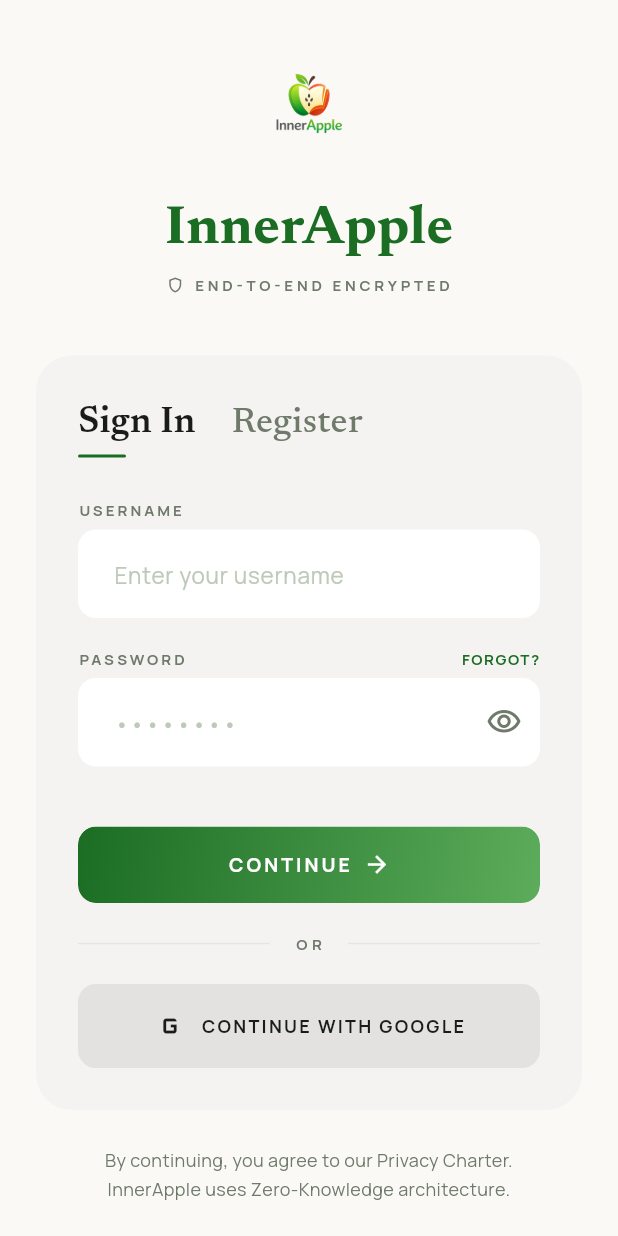
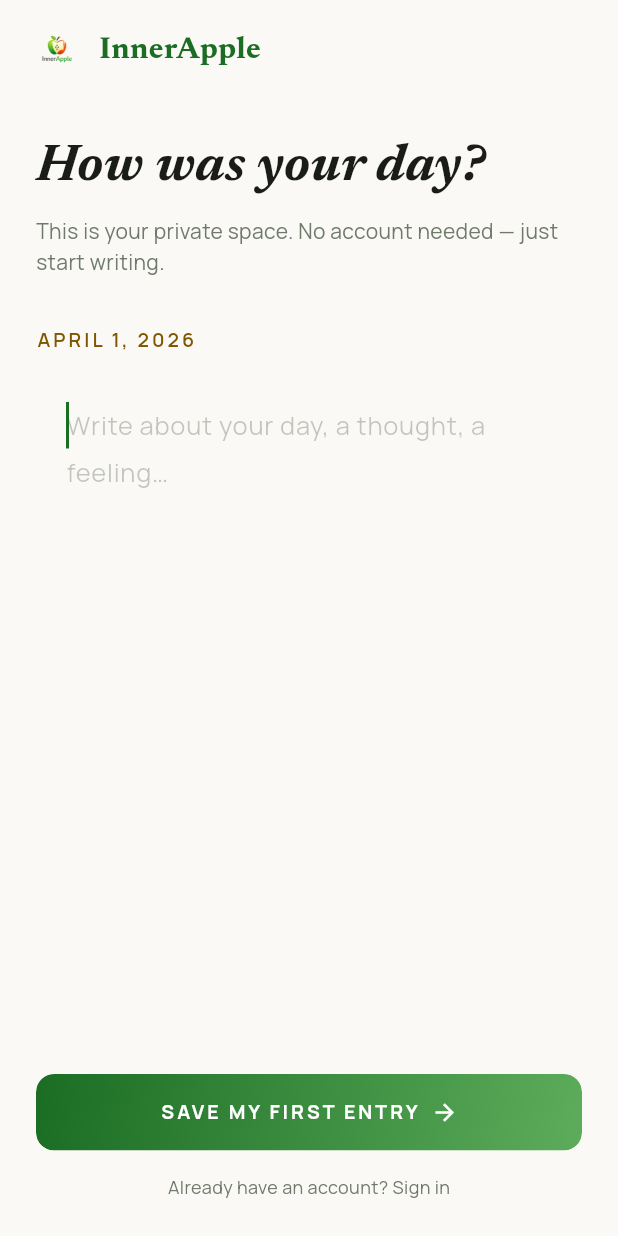
Before and after one commit to afonsomota/e2ee-journal, a Flutter app: the screen it shows after launch, on a phone screen of 412 x 824 dp. Run offline on Flutter 3.47's test engine with Material 3 defaults, Android fonts, the phone set to English and light mode, and no system bars; our stand-ins replace dio, flutter_secure_storage, google_fonts, shared_preferences; missing offline and left inert: flutter_concrete, sodium; accounts and stored records are empty.

Commit message:
feat(journal_app): add offline-first local mode with onboarding
Allow users to start journaling immediately without creating an account.
After the splash screen, new users see a warm onboarding screen that
invites them to write about their day. Entries are stored locally on
device via SharedPreferences. After saving their first entry, a dialog
encourages registration for cross-device sync, sharing, and end-to-end
encryption — without being pushy.

Key changes:
- New LocalStorageService for persisting entries as JSON locally
- AuthService gains isOfflineMode flag (persisted across restarts)
- JournalService supports dual-mode CRUD (local vs server-backed)
- OnboardingScreen: first-entry prompt with "Already have an account?"
- Registration encouragement dialog with customer-focused copy
- JournalListScreen: "Stored on device" label, "Sign Up" button,
  hide "Shared with Me" tab in offline mode
- EntryEditorScreen: "Local Entry" pill, routes saves to local storage
- EntryDetailScreen: hide share button, use local delete in offline mode

https://claude.ai/code/session_01S3h6qyeQuzdCs3voA3vP5b

```diff
--- a/journal_app/lib/main.dart
+++ b/journal_app/lib/main.dart
@@ -5,8 +5,10 @@ import 'services/auth_service.dart';
 import 'services/emotion_service.dart';
 import 'services/journal_service.dart';
 import 'services/crypto_service.dart';
+import 'services/local_storage_service.dart';
 import 'screens/auth_screen.dart';
 import 'screens/journal_list_screen.dart';
+import 'screens/onboarding_screen.dart';
 import 'screens/splash_screen.dart';
 import 'theme.dart';
 
@@ -54,17 +56,53 @@ class _AppRoot extends StatefulWidget {
 
 class _AppRootState extends State<_AppRoot> {
   bool _showSplash = true;
+  bool _initializing = true;
+  bool _onboardingCompleted = false;
+
+  Future<void> _initAfterSplash() async {
+    final auth = context.read<AuthService>();
+    final crypto = context.read<CryptoService>();
+
+    await auth.tryRestoreSession(crypto);
+
+    final localStorage = LocalStorageService();
+    _onboardingCompleted = await localStorage.isOnboardingCompleted();
+
+    if (mounted) {
+      setState(() => _initializing = false);
+    }
+  }
 
   @override
   Widget build(BuildContext context) {
     if (_showSplash) {
       return SplashScreen(
-        onComplete: () => setState(() => _showSplash = false),
+        onComplete: () {
+          setState(() => _showSplash = false);
+          _initAfterSplash();
+        },
+      );
+    }
+
+    if (_initializing) {
+      return const Scaffold(
+        body: Center(
+          child: CircularProgressIndicator(),
+        ),
       );
     }
 
     final auth = context.watch<AuthService>();
+
+    // Logged-in user → server-backed journal
     if (auth.isLoggedIn) return const JournalListScreen();
-    return const AuthScreen();
+
+    // Offline user who completed onboarding → local journal
+    if (auth.isOfflineMode && _onboardingCompleted) {
+      return const JournalListScreen();
+    }
+
+    // First launch → onboarding (write first entry)
+    return const OnboardingScreen();
   }
 }
--- /dev/null
+++ b/journal_app/lib/screens/onboarding_screen.dart
@@ -0,0 +1,385 @@
+// screens/onboarding_screen.dart
+//
+// First-launch experience.  No login required — the user writes their
+// first journal entry immediately.  After saving, a warm dialog
+// encourages account creation for cross-device sync and sharing.
+
+import 'package:flutter/material.dart';
+import 'package:google_fonts/google_fonts.dart';
+import 'package:provider/provider.dart';
+
+import '../services/auth_service.dart';
+import '../services/journal_service.dart';
+import '../services/local_storage_service.dart';
+import '../theme.dart';
+import 'auth_screen.dart';
+
+class OnboardingScreen extends StatefulWidget {
+  const OnboardingScreen({super.key});
+
+  @override
+  State<OnboardingScreen> createState() => _OnboardingScreenState();
+}
+
+class _OnboardingScreenState extends State<OnboardingScreen> {
+  final _ctrl = TextEditingController();
+  bool _saving = false;
+
+  @override
+  void dispose() {
+    _ctrl.dispose();
+    super.dispose();
+  }
+
+  Future<void> _saveFirstEntry() async {
+    final content = _ctrl.text.trim();
+    if (content.isEmpty) {
+      ScaffoldMessenger.of(context).showSnackBar(
+        const SnackBar(content: Text('Write something before saving')),
+      );
+      return;
+    }
+
+    setState(() => _saving = true);
+
+    final auth = context.read<AuthService>();
+    final journal = context.read<JournalService>();
+    final localStorage = LocalStorageService();
+
+    // Enter offline mode and persist onboarding state.
+    await auth.enterOfflineMode();
+    await localStorage.setOnboardingCompleted(true);
+
+    // Create the first local entry.
+    await journal.createEntryLocal(content);
+
+    if (!mounted) return;
+    setState(() => _saving = false);
+
+    // Show the registration encouragement dialog.
+    await _showRegistrationDialog();
+  }
+
+  Future<void> _showRegistrationDialog() async {
+    if (!mounted) return;
+
+    final wantsAccount = await showDialog<bool>(
+      context: context,
+      barrierDismissible: false,
+      builder: (ctx) => const _RegistrationEncouragementDialog(),
+    );
+
+    if (!mounted) return;
+
+    if (wantsAccount == true) {
+      Navigator.pushReplacement(
+        context,
+        MaterialPageRoute(builder: (_) => const AuthScreen()),
+      );
+    }
+    // If "Maybe later" — _AppRoot will rebuild to show JournalListScreen
+    // because auth.isOfflineMode is now true and onboarding is completed.
+  }
+
+  void _goToSignIn() {
+    Navigator.push(
+      context,
+      MaterialPageRoute(builder: (_) => const AuthScreen()),
+    );
+  }
+
+  @override
+  Widget build(BuildContext context) {
+    return Scaffold(
+      backgroundColor: AppColors.background,
+      body: SafeArea(
+        child: Column(
+          children: [
+            // ── Top bar with branding ──
+            Padding(
+              padding: const EdgeInsets.fromLTRB(20, 16, 20, 0),
+              child: Row(
+                children: [
+                  Image.asset('assets/logo.png', width: 36, height: 36),
+                  const SizedBox(width: 10),
+                  Text(
+                    'InnerApple',
+                    style: GoogleFonts.newsreader(
+                      fontSize: 20,
+                      fontWeight: FontWeight.w700,
+                      color: AppColors.primary,
+                    ),
+                  ),
+                ],
+              ),
+            ),
+
+            // ── Content ──
+            Expanded(
+              child: SingleChildScrollView(
+                padding: const EdgeInsets.fromLTRB(24, 40, 24, 24),
+                child: Column(
+                  crossAxisAlignment: CrossAxisAlignment.start,
+                  children: [
+                    // Headline
+                    Text(
+                      'How was your day?',
+                      style: GoogleFonts.newsreader(
+                        fontSize: 34,
+                        fontWeight: FontWeight.w700,
+                        fontStyle: FontStyle.italic,
+                        color: AppColors.onSurface,
+                        height: 1.15,
+                      ),
+                    ),
+                    const SizedBox(height: 12),
+
+                    // Subtext
+                    Text(
+                      'This is your private space. No account needed\u00a0\u2014 '
+                      'just start writing.',
+                      style: AppTypography.bodyMedium.copyWith(
+                        color: AppColors.outline,
+                        height: 1.5,
+                      ),
+                    ),
+                    const SizedBox(height: 32),
+
+                    // Date label
+                    Text(
+                      _formatDate(DateTime.now()).toUpperCase(),
+                      style: GoogleFonts.manrope(
+                        fontSize: 13,
+                        fontWeight: FontWeight.w600,
+                        letterSpacing: 2.0,
+                        color: AppColors.tertiary,
+                      ),
+                    ),
+                    const SizedBox(height: 16),
+
+                    // Text field
+                    Container(
+                      constraints: const BoxConstraints(minHeight: 200),
+                      child: TextField(
+                        controller: _ctrl,
+                        maxLines: null,
+                        decoration: InputDecoration(
+                          hintText:
+                              'Write about your day, a thought, a feeling\u2026',
+                          border: InputBorder.none,
+                          enabledBorder: InputBorder.none,
+                          focusedBorder: InputBorder.none,
+                          filled: false,
+                          hintStyle: GoogleFonts.manrope(
+                            fontSize: 17,
+                            color: AppColors.onSurfaceVariant
+                                .withValues(alpha: 0.3),
+                          ),
+                        ),
+                        style: GoogleFonts.manrope(
+                          fontSize: 17,
+                          height: 1.8,
+                          color: AppColors.onSurfaceVariant,
+                        ),
+                        autofocus: true,
+                      ),
+                    ),
+                  ],
+                ),
+              ),
+            ),
+
+            // ── Bottom section ──
+            Padding(
+              padding: const EdgeInsets.fromLTRB(24, 0, 24, 24),
+              child: Column(
+                children: [
+                  // Save button
+                  SizedBox(
+                    width: double.infinity,
+                    child: _saving
+                        ? const Center(
+                            child: Padding(
+                              padding: EdgeInsets.symmetric(vertical: 16),
+                              child: CircularProgressIndicator(
+                                color: AppColors.primary,
+                              ),
+                            ),
+                          )
+                        : _GradientButton(
+                            label: 'SAVE MY FIRST ENTRY',
+                            icon: Icons.arrow_forward,
+                            onPressed: _saveFirstEntry,
+                          ),
+                  ),
+                  const SizedBox(height: 16),
+
+                  // Sign-in link
+                  GestureDetector(
+                    onTap: _goToSignIn,
+                    child: Text(
+                      'Already have an account? Sign in',
+                      style: AppTypography.bodySmall.copyWith(
+                        color: AppColors.outline,
+                      ),
+                    ),
+                  ),
+                ],
+              ),
+            ),
+          ],
+        ),
+      ),
+    );
+  }
+
+  String _formatDate(DateTime dt) {
+    const months = [
+      'January', 'February', 'March', 'April', 'May', 'June',
+      'July', 'August', 'September', 'October', 'November', 'December',
+    ];
+    return '${months[dt.month - 1]} ${dt.day}, ${dt.year}';
+  }
+}
+
+// ── Registration Encouragement Dialog ──
+
+class _RegistrationEncouragementDialog extends StatelessWidget {
+  const _RegistrationEncouragementDialog();
+
+  @override
+  Widget build(BuildContext context) {
+    return Dialog(
+      shape: RoundedRectangleBorder(borderRadius: BorderRadius.circular(24)),
+      child: Padding(
+        padding: const EdgeInsets.all(28),
+        child: Column(
+          mainAxisSize: MainAxisSize.min,
+          children: [
+            // Icon
+            Container(
+              width: 56,
+              height: 56,
+              decoration: BoxDecoration(
+                color: AppColors.primaryContainer.withValues(alpha: 0.2),
+                shape: BoxShape.circle,
+              ),
+              child: const Icon(
+                Icons.cloud_sync_outlined,
+                size: 28,
+                color: AppColors.primary,
+              ),
+            ),
+            const SizedBox(height: 20),
+
+            // Headline
+            Text(
+              'Your words are safe here',
+              textAlign: TextAlign.center,
+              style: GoogleFonts.newsreader(
+                fontSize: 24,
+                fontWeight: FontWeight.w700,
+                fontStyle: FontStyle.italic,
+                color: AppColors.onSurface,
+              ),
+            ),
+            const SizedBox(height: 12),
+
+            // Body
+            Text(
+              'Right now your journal lives only on this device. '
+              'Create a free account to sync your entries across all '
+              'your devices, share thoughts with trusted people, and '
+              'protect everything with end-to-end encryption\u00a0\u2014 '
+              'so only you can read what you write.',
+              textAlign: TextAlign.center,
+              style: AppTypography.bodyMedium.copyWith(height: 1.6),
+            ),
+            const SizedBox(height: 24),
+
+            // Primary action
+            SizedBox(
+              width: double.infinity,
+              child: _GradientButton(
+                label: 'CREATE FREE ACCOUNT',
+                icon: Icons.person_add_outlined,
+                onPressed: () => Navigator.pop(context, true),
+              ),
+            ),
+            const SizedBox(height: 8),
+
+            // Secondary action
+            SizedBox(
+              width: double.infinity,
+              child: TextButton(
+                onPressed: () => Navigator.pop(context, false),
+                child: Text(
+                  'Maybe later',
+                  style: GoogleFonts.manrope(
+                    fontSize: 13,
+                    fontWeight: FontWeight.w700,
+                    color: AppColors.outline,
+                  ),
+                ),
+              ),
+            ),
+          ],
+        ),
+      ),
+    );
+  }
+}
+
+// ── Gradient Button (reused pattern) ──
+
+class _GradientButton extends StatelessWidget {
+  final String label;
+  final IconData icon;
+  final VoidCallback? onPressed;
+
+  const _GradientButton({
+    required this.label,
+    required this.icon,
+    this.onPressed,
+  });
+
+  @override
+  Widget build(BuildContext context) {
+    return Material(
+      borderRadius: BorderRadius.circular(12),
+      clipBehavior: Clip.antiAlias,
+      child: InkWell(
+        onTap: onPressed,
+        child: Ink(
+          decoration: BoxDecoration(
+            gradient: const LinearGradient(
+              begin: Alignment.topLeft,
+              end: Alignment.bottomRight,
+              colors: [AppColors.primary, AppColors.primaryContainer],
+            ),
+            borderRadius: BorderRadius.circular(12),
+          ),
+          child: Padding(
+            padding: const EdgeInsets.symmetric(vertical: 16),
+            child: Row(
+              mainAxisAlignment: MainAxisAlignment.center,
+              children: [
+                Text(
+                  label,
+                  style: GoogleFonts.manrope(
+                    fontSize: 13,
+                    fontWeight: FontWeight.w700,
+                    letterSpacing: 2.0,
+                    color: AppColors.onPrimary,
+                  ),
+                ),
+                const SizedBox(width: 8),
+                Icon(icon, size: 18, color: AppColors.onPrimary),
+              ],
+            ),
+          ),
+        ),
+      ),
+    );
+  }
+}
```
Also changed, not shown: journal_app/lib/screens/entry_detail_screen.dart (+29 -4 lines), journal_app/lib/screens/entry_editor_screen.dart (+48 -3 lines), journal_app/lib/screens/journal_list_screen.dart (+64 -3 lines), journal_app/lib/services/auth_service.dart (+25 -1 lines), journal_app/lib/services/journal_service.dart (+61 -1 lines), journal_app/lib/services/local_storage_service.dart (added, +65 -0 lines).
